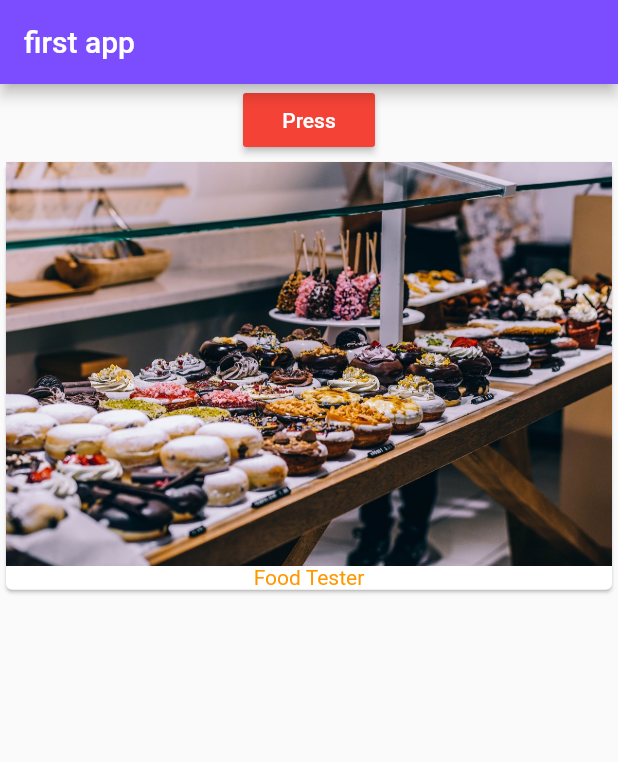
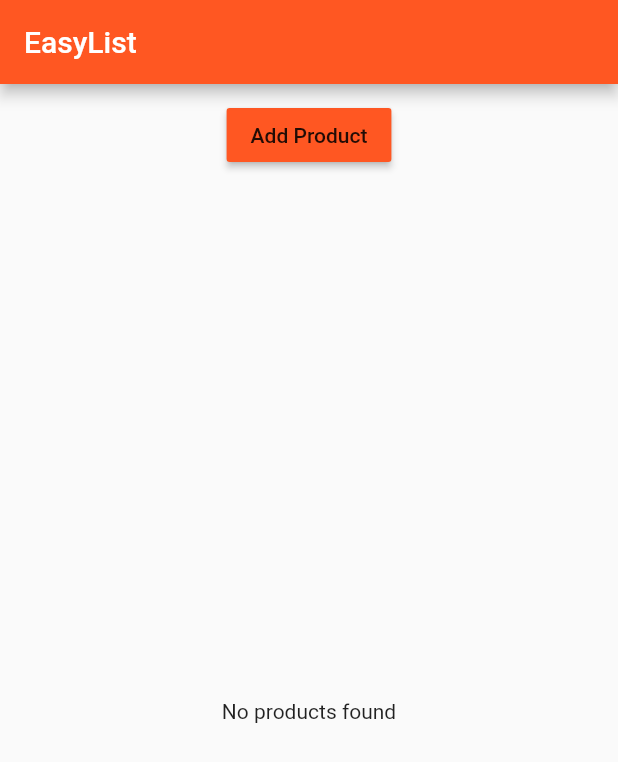
Before and after one commit to Sevak51/creating-client-biography-page, a Flutter app: the screen it shows after launch, on a phone screen of 412 x 824 dp. Shown: the top 762 px of the screen. Run offline on Flutter 3.47's test engine with Material 2 defaults, Android fonts, the phone set to English and light mode, and no system bars.

Commit message:
buildproductlist

```diff
--- a/first_app/lib/ProductsController.dart
+++ /dev/null
@@ -1,26 +0,0 @@
-import 'package:flutter/material.dart';
-
-
-class ProductsController extends StatelessWidget {
-  @override
-  Widget build(BuildContext context) {
-    return Container(
-      child:
-      RaisedButton(
-        child: Text(
-          'Press',
-          style: TextStyle(
-            color: Colors.white,
-          ),
-        ),
-        color: Colors.red,
-        onPressed: () {
-//          setState(() {
-//            _products.add('Advanced food tester');
-//            print(_products);
-//          });
-        },
-      ),
-    );
-  }
-}
--- a/first_app/lib/main.dart
+++ b/first_app/lib/main.dart
@@ -1,33 +1,30 @@
 import 'package:flutter/material.dart';
-import 'package:first_app/products_manager.dart';
-import 'package:first_app/products.dart';
+// import 'package:flutter/rendering.dart';
 
-main() {
+import './product_manager.dart';
+
+void main() {
+  // debugPaintSizeEnabled = true;
+  // debugPaintBaselinesEnabled = true;
+  // debugPaintPointersEnabled = true;
   runApp(MyApp());
 }
 
-class MyApp extends StatefulWidget {
+class MyApp extends StatelessWidget {
   @override
-  State<StatefulWidget> createState() {
-    return _MyAppState();
+  Widget build(BuildContext context) {
+    return MaterialApp(
+      // debugShowMaterialGrid: true,
+      theme: ThemeData(
+          brightness: Brightness.light,
+          primarySwatch: Colors.deepOrange,
+          accentColor: Colors.deepPurple),
+      home: Scaffold(
+        appBar: AppBar(
+          title: Text('EasyList'),
+        ),
+        body: ProductManager(),
+      ),
+    );
   }
 }
-
-class _MyAppState extends State<MyApp> {
-  List<String> _products = ['Food Tester'];
-
-  build(context) {
-    return MaterialApp(
-        home: Scaffold(
-                appBar: AppBar(
-                  title: Text('first app'),
-                  backgroundColor: Colors.deepPurpleAccent,
-
-                ),
-                body:
-
-                    ProductsManager('Food Tester'),
-
-                ) );
-  }
-}
--- /dev/null
+++ b/first_app/lib/product_control.dart
@@ -0,0 +1,18 @@
+import 'package:flutter/material.dart';
+
+class ProductControl extends StatelessWidget {
+  final Function addProduct;
+
+  ProductControl(this.addProduct);
+
+  @override
+    Widget build(BuildContext context) {
+      return RaisedButton(
+            color: Theme.of(context).primaryColor,
+            onPressed: () {
+              addProduct('Sweets');
+            },
+            child: Text('Add Product'),
+          );
+    }
+}
--- /dev/null
+++ b/first_app/lib/product_manager.dart
@@ -0,0 +1,56 @@
+import 'package:flutter/material.dart';
+
+import './products.dart';
+import './product_control.dart';
+
+class ProductManager extends StatefulWidget {
+  final String startingProduct;
+
+  ProductManager({this.startingProduct = 'Sweets Tester'}) {
+    print('[ProductManager Widget] Constructor');
+  }
+
+  @override
+  State<StatefulWidget> createState() {
+    print('[ProductManager Widget] createState()');
+    return _ProductManagerState();
+  }
+}
+
+class _ProductManagerState extends State<ProductManager> {
+  List<String> _products = [];
+
+  @override
+  void initState() {
+    print('[ProductManager State] initState()');
+//    _products.add(widget.startingProduct);
+    super.initState();
+  }
+
+  @override
+  void didUpdateWidget(ProductManager oldWidget) {
+    print('[ProductManager State] didUpdateWidget()');
+    super.didUpdateWidget(oldWidget);
+  }
+
+  void _addProduct(String product) {
+    setState(() {
+      _products.add(product);
+    });
+    print(_products);
+  }
+
+  @override
+  Widget build(BuildContext context) {
+    print('[ProductManager State] build()');
+    return Column(
+      children: [
+        Container(
+          margin: EdgeInsets.all(10.0),
+          child: ProductControl(_addProduct),
+        ),
+        Expanded(child: Products(_products))
+      ],
+    );
+  }
+}
--- a/first_app/lib/products.dart
+++ b/first_app/lib/products.dart
@@ -1,35 +1,41 @@
 import 'package:flutter/material.dart';
-
 
 class Products extends StatelessWidget {
   final List<String> products;
 
-  Products(this.products);
+  Products([this.products = const []]) {
+    print('[Products Widget] Constructor');
+  }
 
-  Widget _buildProductItem(BuildContext context,int index){
+  Widget _buildProductList () {
+    print('[Products Widget] build()');
+    Widget productCard;
+    if (products.length > 0){
+      productCard = ListView.builder(
+          itemBuilder: _buildProductItem,
+          itemCount: products.length);
+
+    }else {
+      productCard = Center(child: Text('No products found'),);
+
+    }
+    return productCard;
+
+  }
+
+  Widget _buildProductItem(BuildContext context, int index) {
     return Card(
       child: Column(
         children: <Widget>[
           Image.asset('assets/food.jpg'),
-          Text(
-            products[index],
-            style: TextStyle(color: Colors.orange),
-          )
+          Text(products[index])
         ],
       ),
     );
-
-
   }
-
 
   @override
   Widget build(BuildContext context) {
-    return Expanded(
-      child: ListView.builder(
-        itemCount: products.length,
-        itemBuilder: _buildProductItem,
-      ),
-    );
+   return _buildProductList();
   }
 }
--- a/first_app/lib/products_manager.dart
+++ /dev/null
@@ -1,42 +0,0 @@
-import 'package:flutter/material.dart';
-import 'package:first_app/products.dart';
-import 'package:first_app/ProductsController.dart';
-
-
-class ProductsManager extends StatefulWidget {
-  final String startingProduct;
-
-  ProductsManager(this.startingProduct);
-
-
-  @override
-  State<StatefulWidget> createState() {
-    return _ProductsManagerState();
-  }
-}
-
-class _ProductsManagerState extends State<ProductsManager> {
-  List<String> _products = [];
-
-  @override
-  void initState() {
-
-    super.initState();
-    _products.add(widget.startingProduct);
-
-  }
-
-  @override
-  Widget build(BuildContext context) {
-    return Column(
-      children: <Widget>[
-        ProductsController(),
-
-        Products(_products),
-
-
-      ],
-    );
-  }
-
-}
```
